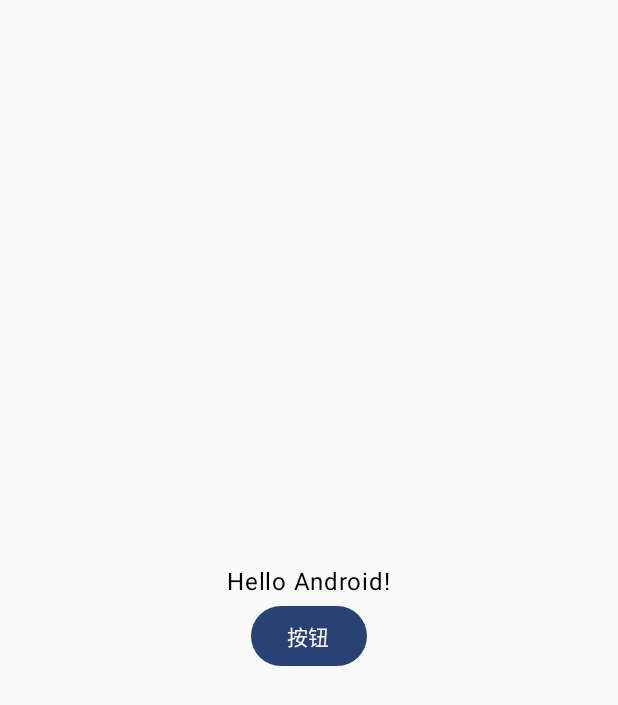
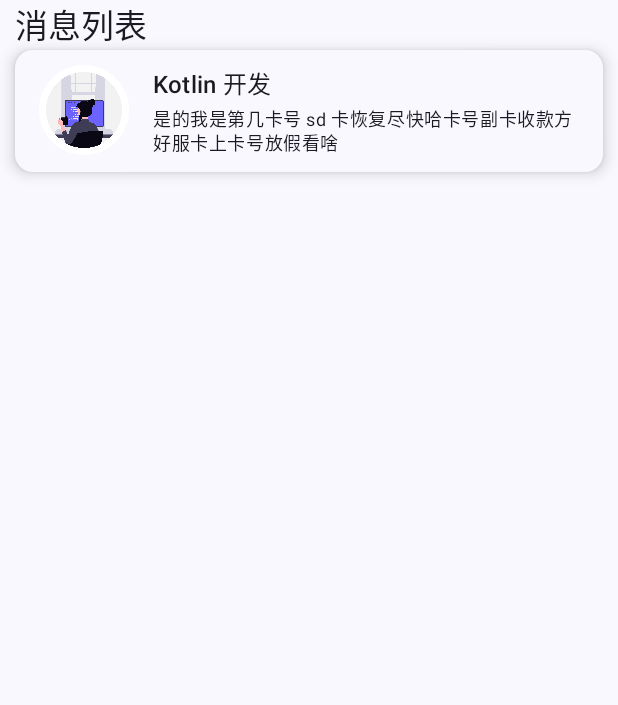
Before and after one commit to hurole/mistore, an Android app built with Jetpack Compose: the screen it shows after launch (MainActivity), on a phone screen of 412 x 824 dp. Shown: the top 705 px of the screen. Run offline under Robolectric (Android 15) with nearby library versions, the phone set to English and light mode, and no system bars.

Commit message:
feat: message list

```diff
--- a/app/src/main/java/tech/cvfe/mistore/MainActivity.kt
+++ b/app/src/main/java/tech/cvfe/mistore/MainActivity.kt
@@ -2,56 +2,99 @@ package tech.cvfe.mistore
 
 import android.os.Bundle
 import android.util.Log
+import android.widget.ImageView
 import androidx.activity.ComponentActivity
 import androidx.activity.compose.setContent
-import androidx.activity.enableEdgeToEdge
-import androidx.compose.foundation.background
-import androidx.compose.foundation.layout.Arrangement
+import androidx.compose.foundation.Image
 import androidx.compose.foundation.layout.Column
-import androidx.compose.foundation.layout.WindowInsets
-import androidx.compose.foundation.layout.asPaddingValues
+import androidx.compose.foundation.layout.Row
+import androidx.compose.foundation.layout.Spacer
 import androidx.compose.foundation.layout.fillMaxSize
+import androidx.compose.foundation.layout.fillMaxWidth
+import androidx.compose.foundation.layout.height
 import androidx.compose.foundation.layout.padding
-import androidx.compose.foundation.layout.statusBars
+import androidx.compose.foundation.layout.width
+import androidx.compose.foundation.shape.CircleShape
 import androidx.compose.material3.Button
+import androidx.compose.material3.MaterialTheme
+import androidx.compose.material3.Surface
 import androidx.compose.material3.Text
 import androidx.compose.runtime.Composable
-import androidx.compose.ui.Alignment
 import androidx.compose.ui.Modifier
+import androidx.compose.ui.draw.clip
+import androidx.compose.ui.graphics.Color
+import androidx.compose.ui.graphics.painter.Painter
+import androidx.compose.ui.res.painterResource
+import androidx.compose.ui.text.font.FontWeight
 import androidx.compose.ui.tooling.preview.Preview
+import androidx.compose.ui.unit.TextUnit
+import androidx.compose.ui.unit.dp
+import androidx.compose.ui.unit.sp
 import tech.cvfe.mistore.ui.theme.MistoreTheme
 
 
-val TAG = "MainActivity"
+const val TAG = "MainActivity"
 
 class MainActivity : ComponentActivity() {
     override fun onCreate(savedInstanceState: Bundle?) {
         super.onCreate(savedInstanceState)
-        enableEdgeToEdge()
         setContent {
             MistoreTheme {
-                Column(
-                    verticalArrangement = Arrangement.Center,
-                    horizontalAlignment = Alignment.CenterHorizontally,
-                    modifier = Modifier.padding(WindowInsets.statusBars.asPaddingValues()).fillMaxSize()
+                Surface(
+                    color = MaterialTheme.colorScheme.surface,
+                    modifier = Modifier.fillMaxSize()
                 ) {
-                    Greeting(
-                        name = "Android"
-                    )
+                    Column {
+                        MessageList(title = "消息列表")
+                    }
                 }
             }
-
         }
     }
 }
 
+data class Message(val title: String, val content: String)
+
 @Composable
-fun Greeting(name: String) {
+fun MessageList(title: String) {
     Text(
-        text = "Hello $name!",
+        text = title,
+        style = MaterialTheme.typography.titleLarge,
+        modifier = Modifier.padding(horizontal = 10.dp)
     )
-    Button(onClick = { Log.d(TAG, "Greeting: 123") }) {
-        Text("按钮")
+    MsgCard(
+        message = Message(
+            "Kotlin 开发",
+            "是的我是第几卡号 sd 卡恢复尽快哈卡号副卡收款方好服卡上卡号放假看啥"
+        )
+    )
+}
+
+@Composable
+fun MsgCard(message: Message) {
+    Surface(
+        shape = MaterialTheme.shapes.medium,
+        shadowElevation = 6.dp,
+        modifier = Modifier
+            .fillMaxWidth()
+            .padding(horizontal = 10.dp)
+    ) {
+        Row(modifier = Modifier.padding(16.dp, 10.dp)) {
+            Image(
+                painter = painterResource(id = R.drawable.logo),
+                contentDescription = "标题",
+                modifier = Modifier
+                    .width(60.dp)
+                    .height(60.dp)
+                    .clip(CircleShape)
+            )
+            Spacer(modifier = Modifier.padding(horizontal = 8.dp))
+            Column {
+                Text(text = message.title, style = MaterialTheme.typography.titleMedium)
+                Spacer(modifier = Modifier.padding(vertical = 1.dp))
+                Text(text = message.content, style = MaterialTheme.typography.bodySmall)
+            }
+        }
     }
 }
 
@@ -59,6 +102,13 @@ fun Greeting(name: String) {
 @Composable
 fun GreetingPreview() {
     MistoreTheme {
-        Greeting("Android")
+        Surface(
+            color = MaterialTheme.colorScheme.surface,
+            modifier = Modifier.fillMaxSize()
+        ) {
+            Column {
+                MessageList(title = "消息列表")
+            }
+        }
     }
 }
```
Also changed, not shown: app/src/main/res/drawable/logo.png (added).
